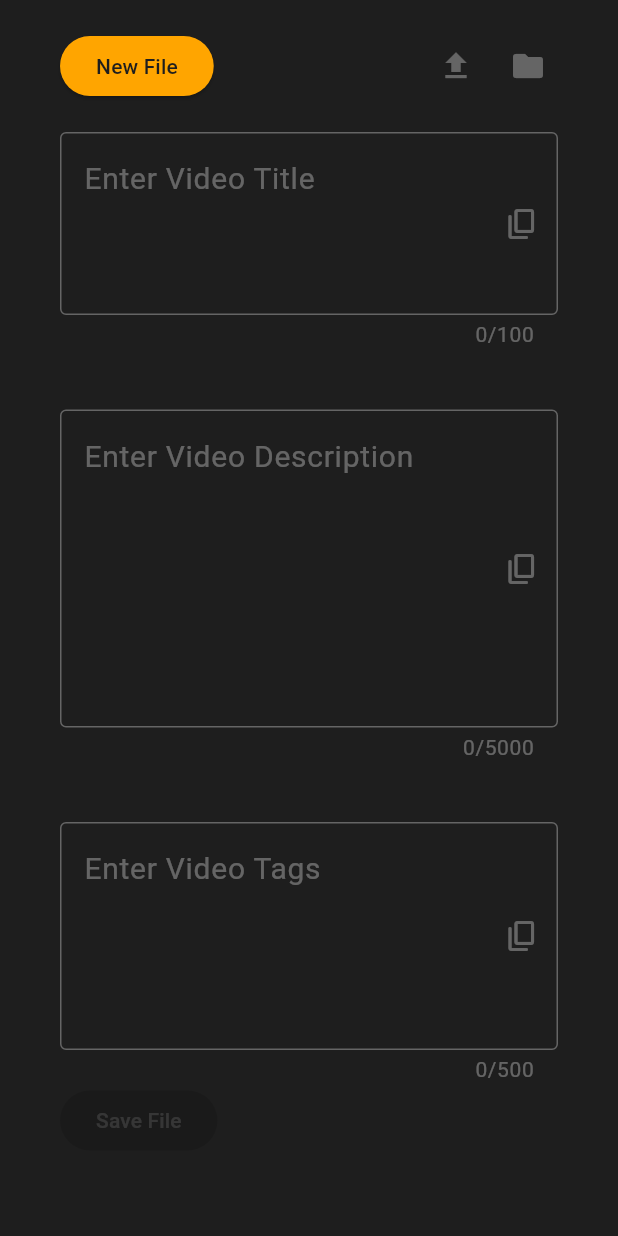
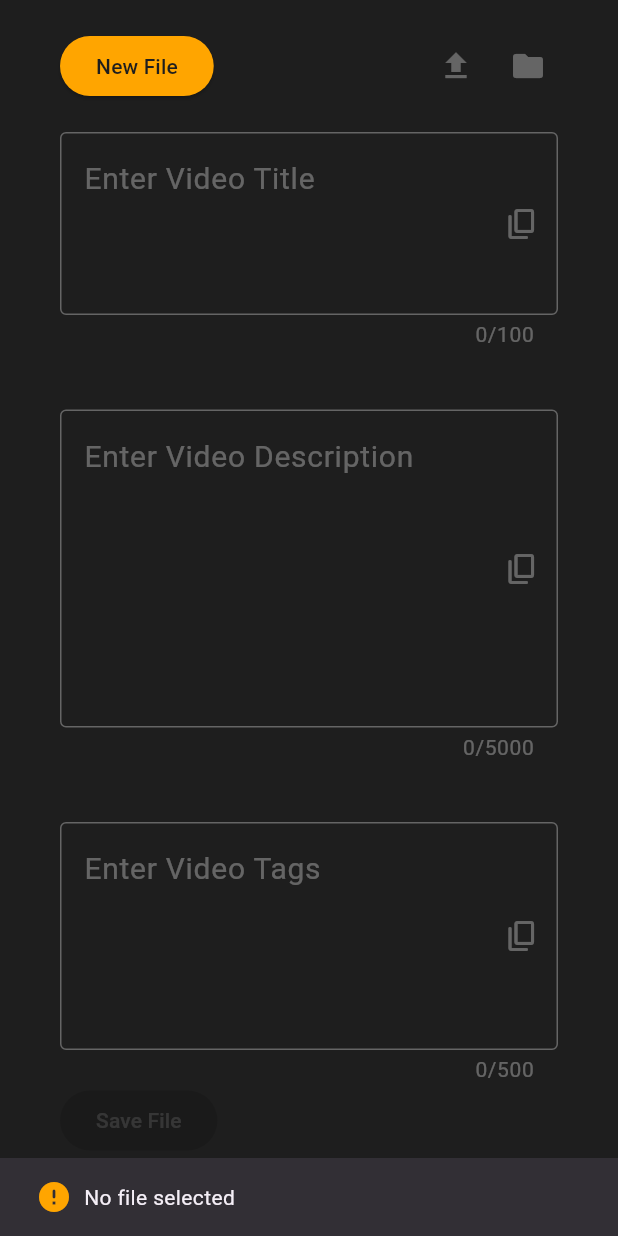
Before and after one commit to imole97/flutter-metatube, a Flutter app: the screen it shows after launch, after a tap on the "file upload" icon, on a phone screen of 412 x 824 dp. Run offline on Flutter 3.47's test engine with Material 3 defaults, Android fonts, the phone set to English and light mode, and no system bars; our stand-ins replace file_picker.

Commit message:
new file and loadfile functionality

```diff
--- a/lib/screens/home_screen.dart
+++ b/lib/screens/home_screen.dart
@@ -68,10 +68,11 @@ class _HomeScreenState extends State<HomeScreen> {
               Row(
                 mainAxisAlignment: MainAxisAlignment.spaceBetween,
                 children: [
-                  _mainButton(() => null, 'New File'),
+                  _mainButton(() => fileService.newFile(context), 'New File'),
                   Row(
                     children: [
-                      _actionButton(() => null, Icons.file_upload),
+                      _actionButton(() => fileService.loadFile(context),
+                          Icons.file_upload),
                       const SizedBox(
                         width: 8,
                       ),
--- a/lib/services/file_service.dart
+++ b/lib/services/file_service.dart
@@ -50,50 +50,35 @@ class FileService {
     }
   }
 
-  // void saveContent(BuildContext context) async {
-  //   final title = titleController.text;
-  //   final description = descriptionController.text;
-  //   final tags = tagsController.text;
+  void loadFile(context) async {
+    try {
+      FilePickerResult? result = await FilePicker.platform.pickFiles();
+      if (result != null) {
+        File file = File(result.files.single.path!);
+        _selectedFile = file;
+        final fileContent = await file.readAsString();
+        final lines = fileContent.split('\n\n');
+        titleController.text = lines[1];
+        descriptionController.text = lines[3];
+        tagsController.text = lines[5];
+        SnackBarUtils.showSnackbar(context, Icons.upload_file, 'File uploaded');
+      } else {
+        SnackBarUtils.showSnackbar(
+            context, Icons.error_rounded, 'No file selected');
+      }
+    } catch (e) {
+      SnackBarUtils.showSnackbar(
+          context, Icons.error_rounded, 'No file selected');
+    }
+  }
 
-  //   final textContent =
-  //       "Title:\n\n$title\n\nDescription:\n\n$description\n\nTags:\n\n$tags";
-
-  //   try {
-  //     if (_selectedFile != null) {
-  //       await _selectedFile!.writeAsString(textContent);
-  //     } else {
-  //       final todayDate = getTodayDate();
-
-  //       String metadataDirPath = _selectedDirectory;
-
-  //       if (metadataDirPath.isEmpty) {
-  //         final directory = await FilePicker.platform.getDirectoryPath();
-  //         _selectedDirectory = metadataDirPath = directory!;
-  //       }
-
-  //       final filePath = '$metadataDirPath/$todayDate - $title';
-  //       final newFile = File(filePath);
-  //       await newFile.writeAsString(textContent);
-  //     }
-
-  //     if (context.mounted) {
-  //       SnackBarUtils.showSnackbar(
-  //         context,
-  //         Icons.check_circle,
-  //         'File saved successfully',
-  //       );
-  //     }
-  //   } catch (e) {
-  //     print(e);
-  //     if (context.mounted) {
-  //       SnackBarUtils.showSnackbar(
-  //         context,
-  //         Icons.error,
-  //         'File not saved',
-  //       );
-  //     }
-  //   }
-  // }
+  void newFile(context) {
+    _selectedFile = null;
+    titleController.clear();
+    descriptionController.clear();
+    tagsController.clear();
+    SnackBarUtils.showSnackbar(context, Icons.file_upload, 'New file created');
+  }
 
   static String getTodayDate() {
     final now = DateTime.now();
```
Also changed, not shown: 3 other files.
